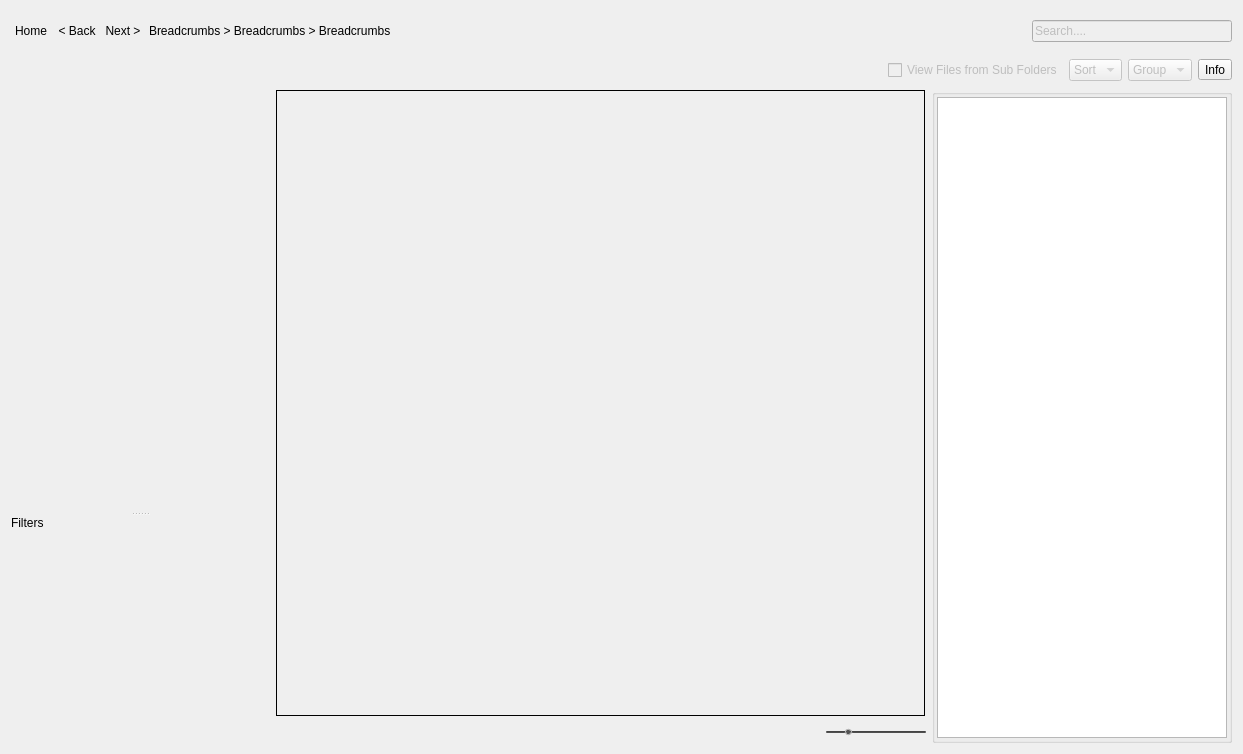
This is resources/dialog.ui in shotgunsoftware/tk-multi-loader2 as Qt 5 draws it before an edit. The edited form follows.
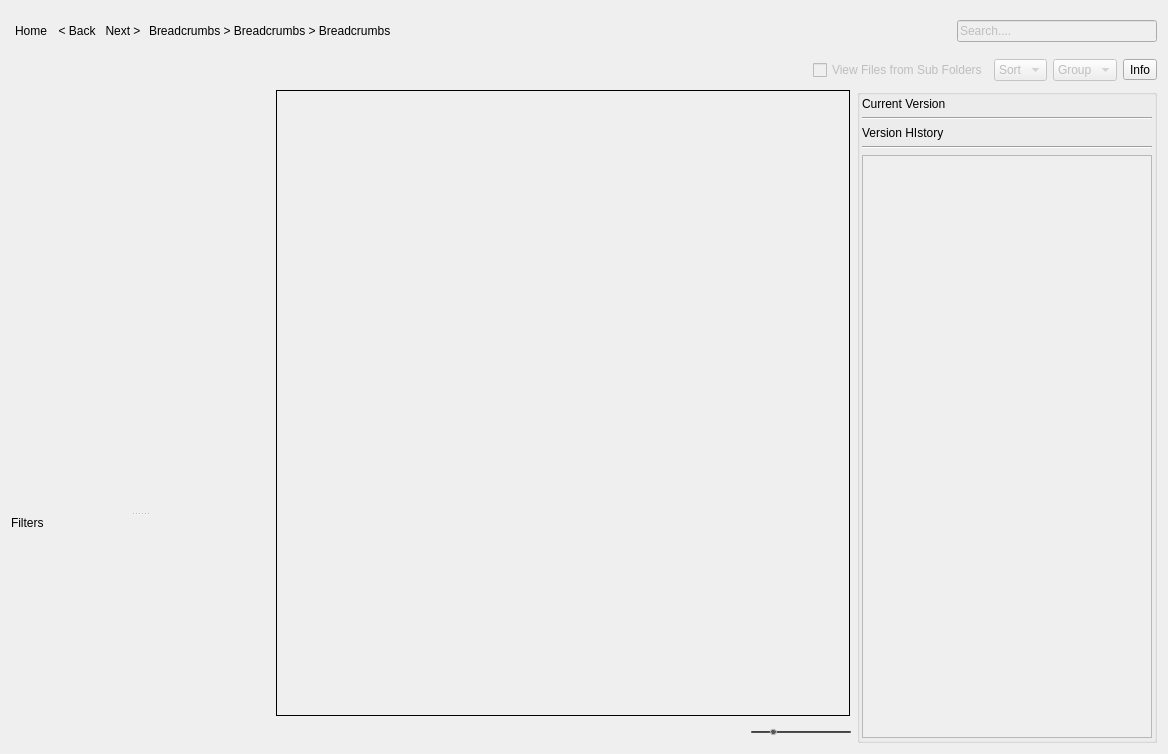
This is the edited form. The open tabs and pages were chosen to show the change. Icons and pictures are not drawn.

Commit message: Added details UIs WIP

What changed in the file:
```diff
--- a/resources/dialog.ui
+++ b/resources/dialog.ui
@@ -6,7 +6,7 @@
    <rect>
     <x>0</x>
     <y>0</y>
-    <width>1243</width>
+    <width>1168</width>
     <height>754</height>
    </rect>
   </property>
@@ -398,7 +398,70 @@
            <number>1</number>
           </property>
           <item>
-           <widget class="QListView" name="details_list"/>
+           <widget class="QLabel" name="label">
+            <property name="text">
+             <string>Current Version</string>
+            </property>
+           </widget>
+          </item>
+          <item>
+           <widget class="Line" name="line">
+            <property name="orientation">
+             <enum>Qt::Horizontal</enum>
+            </property>
+           </widget>
+          </item>
+          <item>
+           <layout class="QVBoxLayout" name="current_publish_details"/>
+          </item>
+          <item>
+           <widget class="QLabel" name="label_3">
+            <property name="text">
+             <string>Version HIstory</string>
+            </property>
+           </widget>
+          </item>
+          <item>
+           <widget class="Line" name="line_3">
+            <property name="orientation">
+             <enum>Qt::Horizontal</enum>
+            </property>
+           </widget>
+          </item>
+          <item>
+           <widget class="QScrollArea" name="publish_history_scrollarea">
+            <property name="widgetResizable">
+             <bool>true</bool>
+            </property>
+            <widget class="QWidget" name="scrollAreaWidgetContents">
+             <property name="geometry">
+              <rect>
+               <x>0</x>
+               <y>0</y>
+               <width>288</width>
+               <height>521</height>
+              </rect>
+             </property>
+             <layout class="QVBoxLayout" name="verticalLayout_7">
+              <item>
+               <layout class="QVBoxLayout" name="publish_history_layout"/>
+              </item>
+              <item>
+               <spacer name="verticalSpacer">
+                <property name="orientation">
+                 <enum>Qt::Vertical</enum>
+                </property>
+                <property name="sizeHint" stdset="0">
+                 <size>
+                  <width>20</width>
+                  <height>40</height>
+                 </size>
+                </property>
+               </spacer>
+              </item>
+             </layout>
+            </widget>
+           </widget>
           </item>
          </layout>
         </widget>
```
Left out of the diff: 2 changed lines with no effect on the pictures. The commit also changes 9 other files.
